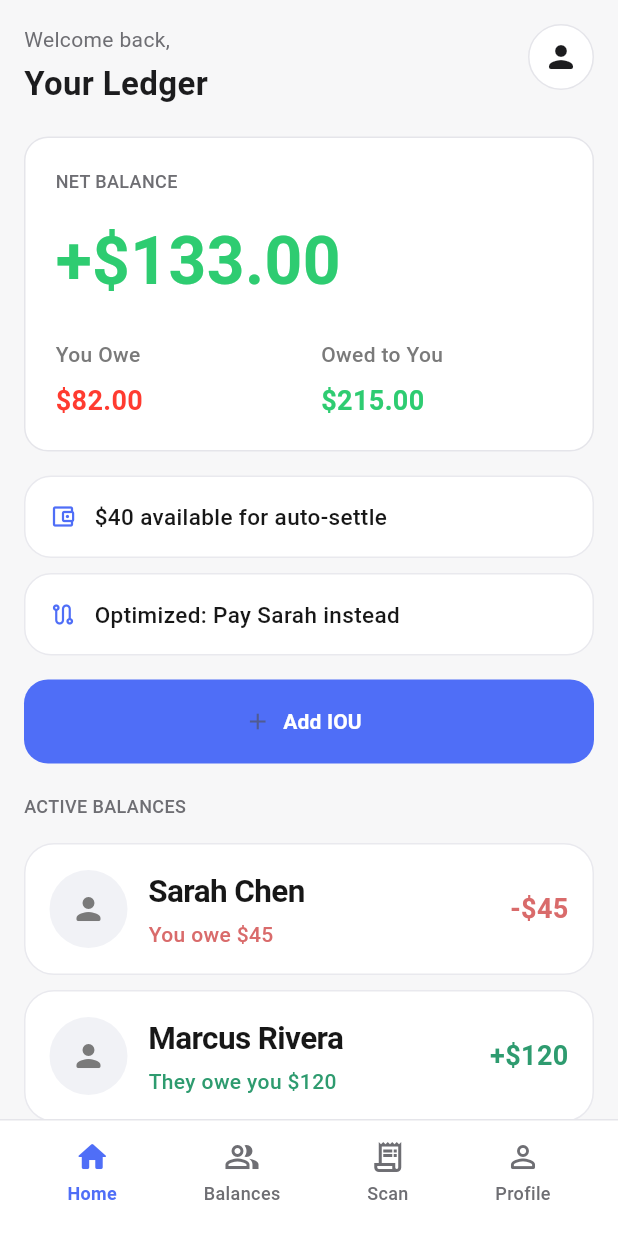
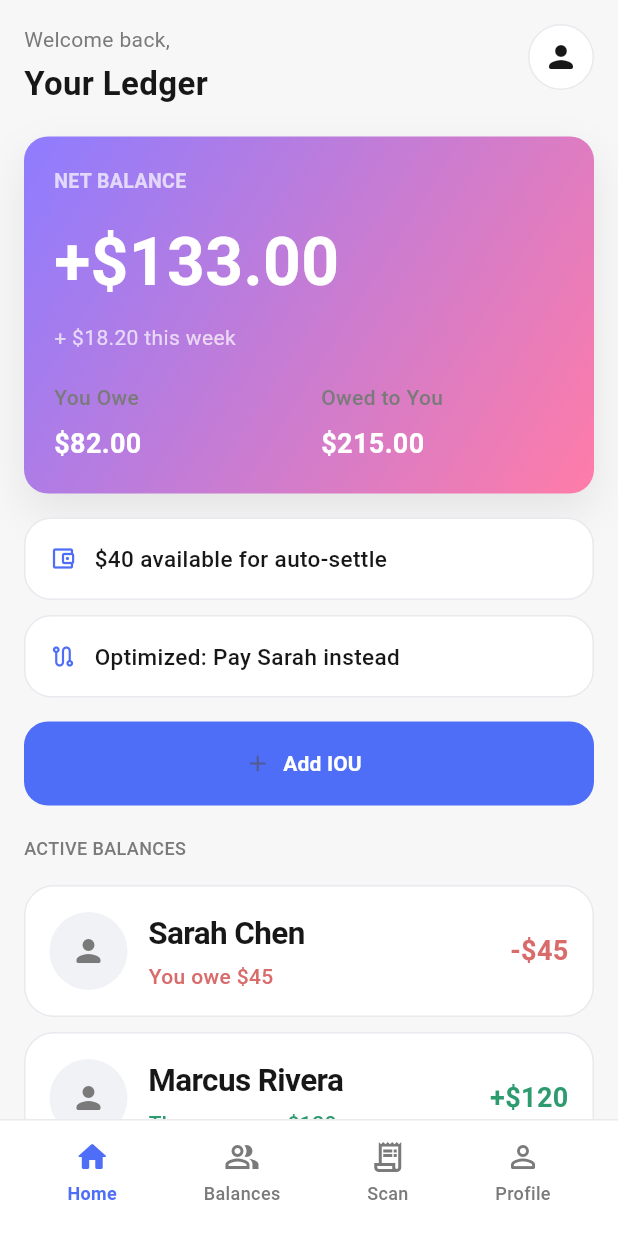
Before and after one commit to gnichol479/KUHacks, a Flutter app: the HomeScreen screen opened directly, on a phone screen of 412 x 824 dp. Run offline on Flutter 3.47's test engine with Material 3 defaults, Android fonts, the phone set to English and light mode, and no system bars; our stand-ins replace image_picker.

Commit message:
Updated look.

```diff
--- a/ledgar_shredder/lib/screens/balances/balances_screen.dart
+++ b/ledgar_shredder/lib/screens/balances/balances_screen.dart
@@ -109,7 +109,7 @@ class _BalancesScreenState extends State<BalancesScreen> {
                     Container(
                       padding: const EdgeInsets.all(6),
                       decoration: BoxDecoration(
-                        color: AppColors.primaryLight,
+                        color: AppColors.primary.withOpacity(0.1),
                         borderRadius: BorderRadius.circular(18),
                       ),
                       child: Row(
@@ -313,7 +313,7 @@ class _BalanceListRow extends StatelessWidget {
       },
       leading: CircleAvatar(
         backgroundColor: isGroup
-            ? AppColors.primaryLight
+            ? AppColors.primary.withOpacity(0.1)
             : const Color(0xFFF1F2F6),
         child: Icon(
           isGroup ? Icons.groups : Icons.person,
--- a/ledgar_shredder/lib/screens/home/home_screen.dart
+++ b/ledgar_shredder/lib/screens/home/home_screen.dart
@@ -6,6 +6,7 @@ import '../profile/profile_screen.dart';
 import '../../theme/app_colors.dart';
 import '../../theme/app_text_styles.dart';
 import '../../theme/app_spacing.dart';
+import '../../theme/app_gradients.dart';
 
 
 class HomeScreen extends StatelessWidget {
@@ -112,22 +113,40 @@ class HomeScreen extends StatelessWidget {
   width: double.infinity,
   padding: const EdgeInsets.all(AppSpacing.lg),
   decoration: BoxDecoration(
-                        color: AppColors.card,
+    gradient: AppGradients.primaryCard,
     borderRadius: AppSpacing.cardRadius,
-                        border: Border.all(color: AppColors.border),
+    boxShadow: [
+      BoxShadow(
+        color: Colors.black.withOpacity(0.08),
+        blurRadius: 24,
+        offset: const Offset(0, 12),
+      ),
+    ],
   ),
   child: const Column(
     crossAxisAlignment: CrossAxisAlignment.start,
     children: [
-                          Text('NET BALANCE', style: AppTextStyles.label),
+      Text(
+        'NET BALANCE',
+        style: TextStyle(
+          color: Colors.white70,
+          fontSize: 13,
+          fontWeight: FontWeight.w600,
+        ),
+      ),
       SizedBox(height: 14),
       Text(
         '+\$133.00',
         style: TextStyle(
           fontSize: 44,
           fontWeight: FontWeight.w700,
-                              color: AppColors.positive,
+          color: Colors.white,
         ),
+      ),
+      SizedBox(height: 8),
+      Text(
+        '+ \$18.20 this week',
+        style: TextStyle(color: Colors.white70),
       ),
       SizedBox(height: 20),
       Row(
@@ -136,7 +155,7 @@ class HomeScreen extends StatelessWidget {
             child: _BalanceMiniStat(
               label: 'You Owe',
               amount: '\$82.00',
-                                  color: AppColors.negative,
+              color: Colors.white,
             ),
           ),
           SizedBox(width: 16),
@@ -144,7 +163,7 @@ class HomeScreen extends StatelessWidget {
             child: _BalanceMiniStat(
               label: 'Owed to You',
               amount: '\$215.00',
-                                  color: AppColors.positive,
+              color: Colors.white,
             ),
           ),
         ],
--- a/ledgar_shredder/lib/theme/app_colors.dart
+++ b/ledgar_shredder/lib/theme/app_colors.dart
@@ -1,25 +1,21 @@
 import 'package:flutter/material.dart';
 
 class AppColors {
-  // Backgrounds
-  static const Color background = Color(0xFFF7F7F8);
-  static const Color card = Colors.white;
+  static const background = Color(0xFFF7F7F8);
+  static const card = Colors.white;
 
-  // Primary
-  static const Color primary = Color(0xFF4F6EF7);
-  static const Color primaryLight = Color(0xFFE9EDFF);
+  static const primary = Color(0xFF4F6EF7);
 
-  // Text
-  static const Color textPrimary = Color(0xFF1C1C1E);
-  static const Color textSecondary = Color(0xFF6E6E73);
+  // NEW subtle accents inspired by image
+  static const accentPurple = Color(0xFF8E7CFF);
+  static const accentPink = Color(0xFFFF7CA8);
+  static const accentBlue = Color(0xFF5FD4FF);
 
-  // Borders / Dividers
-  static const Color border = Color(0xFFE5E5EA);
+  static const textPrimary = Color(0xFF171717);
+  static const textSecondary = Color(0xFF7A7A7A);
 
-  // Status
-  static const Color positive = Color(0xFF2ECC71);
-  static const Color negative = Color(0xFFFF3B30);
+  static const border = Color(0xFFE9E9EE);
 
-  // Misc
-  static const Color shadow = Colors.black12;
+  static const positive = Color(0xFF2E9B6F);
+  static const negative = Color(0xFFD96B6B);
 }
--- /dev/null
+++ b/ledgar_shredder/lib/theme/app_gradients.dart
@@ -0,0 +1,21 @@
+import 'package:flutter/material.dart';
+
+class AppGradients {
+  static const primaryCard = LinearGradient(
+    colors: [
+      Color(0xFF8E7CFF),
+      Color(0xFFFF7CA8),
+    ],
+    begin: Alignment.topLeft,
+    end: Alignment.bottomRight,
+  );
+
+  static const subtleAccent = LinearGradient(
+    colors: [
+      Color(0xFFEDEBFF),
+      Color(0xFFFFEEF4),
+    ],
+    begin: Alignment.topLeft,
+    end: Alignment.bottomRight,
+  );
+}
```
Lines whose indentation alone changed are shown as unchanged.
